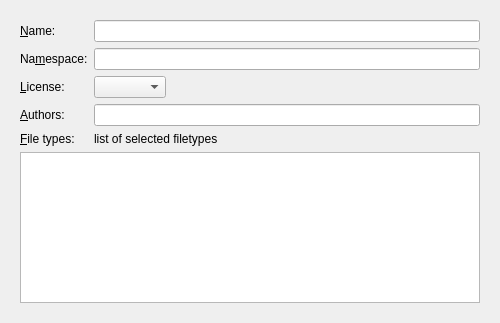
The window that addons/snippets/editrepository.ui (KDE/kate) describes before a commit, drawn with Qt 5.
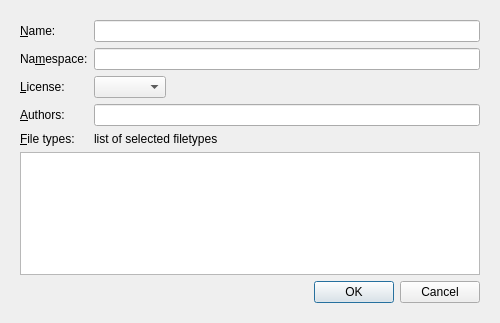
The same window after the commit. Custom widgets are drawn as their Qt base class.

The edit to the form file:
```diff
--- a/addons/snippets/editrepository.ui
+++ b/addons/snippets/editrepository.ui
@@ -104,6 +104,13 @@
       <item row="5" column="0" colspan="2">
        <widget class="QListWidget" name="repoFileTypesList"/>
       </item>
+      <item row="6" column="0" colspan="2">
+       <widget class="QDialogButtonBox" name="buttonBox">
+        <property name="standardButtons">
+         <set>QDialogButtonBox::Cancel|QDialogButtonBox::Ok</set>
+        </property>
+       </widget>
+      </item>
      </layout>
     </widget>
    </item>
```
Left out of the diff: 6 changed lines with no effect on the pictures.
